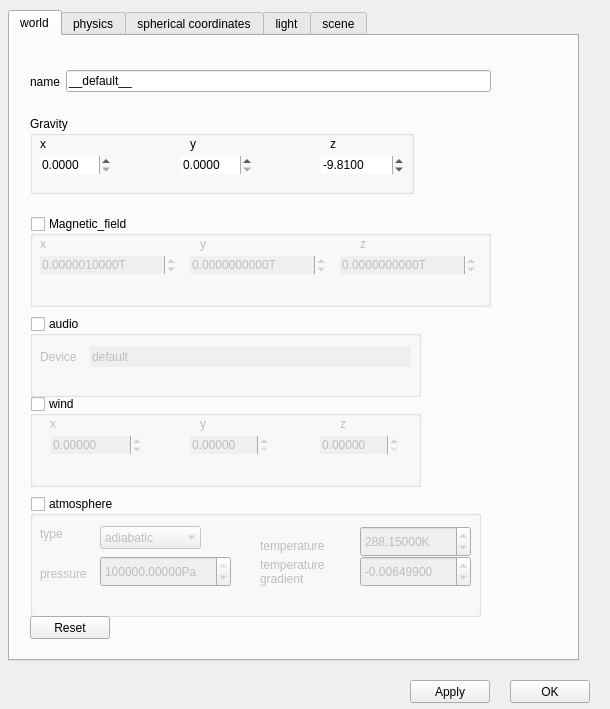
This is robot_descriptor/forms/world_properties.ui in maidenone/RobotDescriptor as Qt 5 draws it before an edit. The edited form follows.
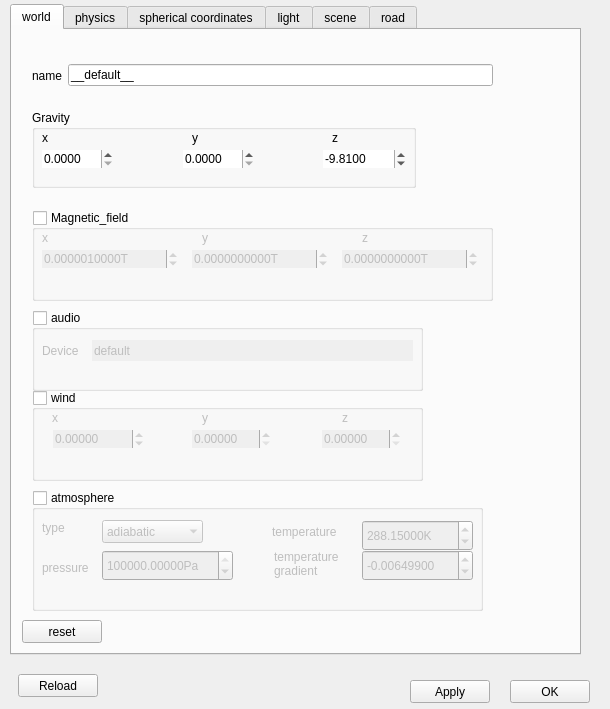
This is the edited form. The open tabs and pages were chosen to show the change.

Commit message: implemented reset and retrive functionality

The edit to the form file:
```diff
--- a/robot_descriptor/forms/world_properties.ui
+++ b/robot_descriptor/forms/world_properties.ui
@@ -37,8 +37,8 @@
    </property>
    <property name="geometry">
     <rect>
-     <x>8</x>
-     <y>10</y>
+     <x>10</x>
+     <y>4</y>
      <width>571</width>
      <height>651</height>
     </rect>
@@ -257,8 +257,8 @@
      <widget class="QLabel" name="atm_temperature_label">
       <property name="geometry">
        <rect>
-        <x>230</x>
-        <y>40</y>
+        <x>240</x>
+        <y>32</y>
         <width>81</width>
         <height>20</height>
        </rect>
@@ -324,9 +324,9 @@
      <widget class="QLabel" name="temp_grad_label">
       <property name="geometry">
        <rect>
-        <x>230</x>
-        <y>60</y>
-        <width>101</width>
+        <x>242</x>
+        <y>58</y>
+        <width>81</width>
         <height>31</height>
        </rect>
       </property>
@@ -679,14 +679,14 @@
     <widget class="QPushButton" name="world_reset">
      <property name="geometry">
       <rect>
-       <x>20</x>
-       <y>580</y>
+       <x>10</x>
+       <y>590</y>
        <width>80</width>
        <height>23</height>
       </rect>
      </property>
      <property name="text">
-      <string>Reset</string>
+      <string>reset</string>
      </property>
     </widget>
    </widget>
@@ -3336,6 +3336,11 @@
      <string>scene</string>
     </attribute>
    </widget>
+   <widget class="QWidget" name="road_tab">
+    <attribute name="title">
+     <string>road</string>
+    </attribute>
+   </widget>
   </widget>
   <widget class="QPushButton" name="ok_pb">
    <property name="geometry">
@@ -3369,6 +3374,19 @@
     <string>Apply</string>
    </property>
   </widget>
+  <widget class="QPushButton" name="reload_button">
+   <property name="geometry">
+    <rect>
+     <x>18</x>
+     <y>674</y>
+     <width>80</width>
+     <height>23</height>
+    </rect>
+   </property>
+   <property name="text">
+    <string>Reload</string>
+   </property>
+  </widget>
  </widget>
  <resources/>
  <connections/>
```
Left out of the diff: 31 changed lines with no effect on the pictures. The commit also changes 10 other files.
